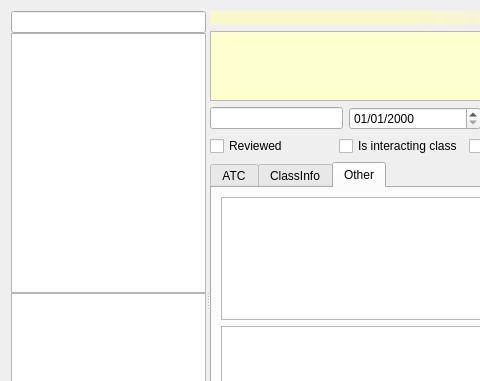
First picture: the form in freeddimanager/plugins/ddiplugin/interactors/interactoreditorwidget.ui, repository FreeHealth/freehealth, before the edit; both pictures show x 0 to 480 and y 0 to 381 of the 631 by 600 pixel window.
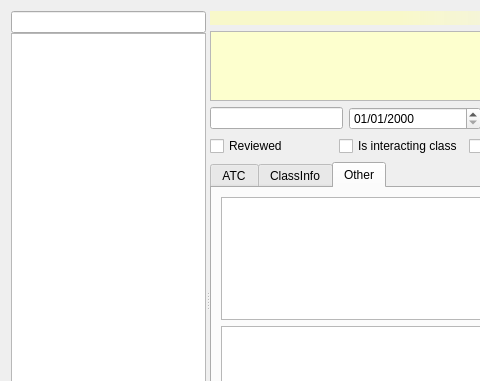
Second picture: the form after the edit. The open tabs and pages were chosen to show the change. Custom widgets are drawn as their Qt base class.

Commit message: correcting unit tests

```diff
--- a/freeddimanager/plugins/ddiplugin/interactors/interactoreditorwidget.ui
+++ b/freeddimanager/plugins/ddiplugin/interactors/interactoreditorwidget.ui
@@ -27,9 +27,6 @@
        <item>
         <widget class="Utils::QButtonLineEdit" name="searchLine"/>
        </item>
-       <item>
-        <widget class="QTreeView" name="classesTreeView"/>
-       </item>
        <item>
         <widget class="QListView" name="molsListView"/>
        </item>
```
Left out of the diff: 37 changed lines with no effect on the pictures. The commit also changes 2 other files.
